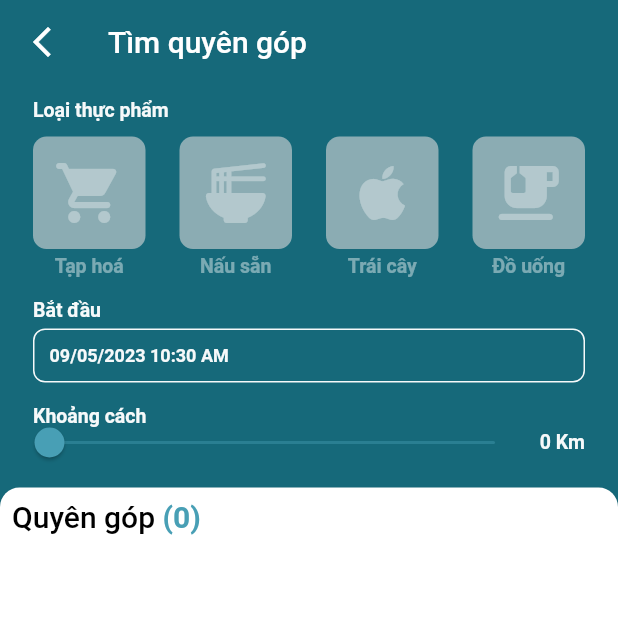
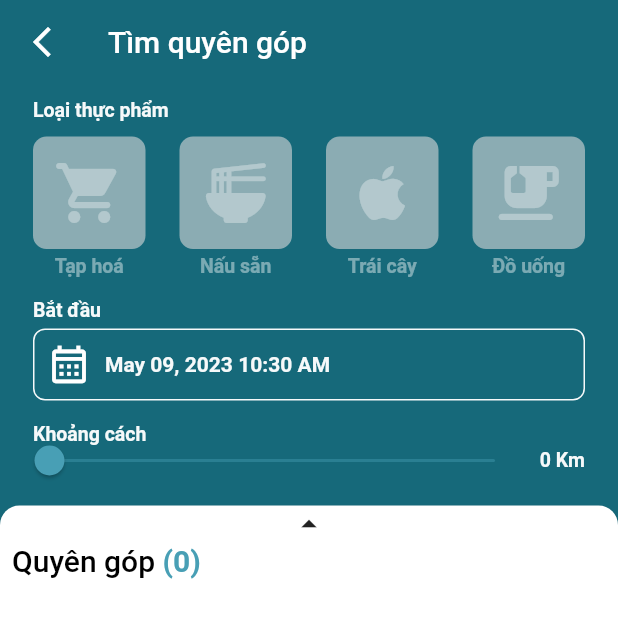
Before and after one commit to ShikamaruBH/FoodBridge, a Flutter app: the FindDonationScreen screen opened directly, on a phone screen of 412 x 824 dp. Shown: the top 618 px of the screen. Run offline on Flutter 3.47's test engine with Material 2 defaults, Android fonts, the phone set to English and light mode, and no system bars; our stand-ins replace cached_network_image, carousel_slider, cloud_firestore, cloud_functions, firebase_auth, firebase_core and 13 more; missing offline and left inert: md5_file_checksum, open_route_service; accounts and stored records are empty.

Commit message:
find donation screen: add collapse filter button

```diff
--- a/lib/controller/controllermanagement.dart
+++ b/lib/controller/controllermanagement.dart
@@ -1,5 +1,6 @@
 import 'package:food_bridge/controller/datetimepickercontroller.dart';
 import 'package:food_bridge/controller/donationcontroller.dart';
+import 'package:food_bridge/controller/finddonationfiltercontroller.dart';
 import 'package:food_bridge/controller/foodtypecheckboxcontroller.dart';
 import 'package:food_bridge/controller/localizationcontroller.dart';
 import 'package:food_bridge/controller/mapcontroller.dart';
@@ -9,3 +10,4 @@ final donationController = DonationController();
 final mapController = MapController();
 final foodCategoryController = FoodCategoryCheckBoxController();
 final dateTimePickerController = DatetimePickerController();
+final filterController = FilterController();
--- /dev/null
+++ b/lib/controller/finddonationfiltercontroller.dart
@@ -0,0 +1,16 @@
+import 'package:flutter/material.dart';
+
+class FilterController extends ChangeNotifier {
+  static final FilterController _instance = FilterController._internal();
+  bool isEnable = true;
+  FilterController._internal();
+
+  factory FilterController() {
+    return _instance;
+  }
+
+  void swap() {
+    isEnable = !isEnable;
+    notifyListeners();
+  }
+}
--- a/lib/view/screens/chooserole.dart
+++ b/lib/view/screens/chooserole.dart
@@ -67,7 +67,7 @@ class ChooseRoleScreen extends StatelessWidget {
                   ),
                 ),
               ),
-              const Positioned(
+              Positioned(
                 left: 10,
                 top: 80,
                 child: LaguageSwitchWidget(),
--- a/lib/view/screens/finddonation.dart
+++ b/lib/view/screens/finddonation.dart
@@ -3,6 +3,7 @@ import 'package:food_bridge/controller/controllermanagement.dart';
 import 'package:food_bridge/controller/datetimepickercontroller.dart';
 import 'package:food_bridge/controller/distanceslidercontroller.dart';
 import 'package:food_bridge/controller/donationcontroller.dart';
+import 'package:food_bridge/controller/finddonationfiltercontroller.dart';
 import 'package:food_bridge/controller/foodtypecheckboxcontroller.dart';
 import 'package:food_bridge/controller/localizationcontroller.dart';
 import 'package:food_bridge/model/designmanagement.dart';
@@ -30,12 +31,101 @@ class FindDonationScreen extends StatelessWidget {
                 localeController.getTranslate('find-donation-title'),
               ),
             ),
-            body: Container(
+            body: ChangeNotifierProvider.value(
+              value: filterController,
+              child: Consumer<FilterController>(
+                builder: (_, filterController, __) => Container(
                   width: constraints.maxWidth,
                   color: Theme.of(context).colorScheme.primary,
                   child: Column(
                     children: [
+                      showFilter(),
+                      Expanded(
+                        child: Padding(
+                          padding: EdgeInsets.only(
+                            top: filterController.isEnable ? 10 : 0,
+                          ),
+                          child: Card(
+                            margin: EdgeInsets.zero,
+                            shape: const RoundedRectangleBorder(
+                              borderRadius: BorderRadius.only(
+                                topLeft: Radius.circular(13),
+                                topRight: Radius.circular(13),
+                              ),
+                            ),
+                            child: ChangeNotifierProvider.value(
+                              value: donationController,
+                              child: Consumer<DonationController>(
+                                builder: (_, donationController, __) => Column(
+                                  children: [
+                                    InkWell(
+                                      onTap: filterController.swap,
+                                      child: Row(
+                                        mainAxisAlignment:
+                                            MainAxisAlignment.center,
+                                        children: [
+                                          Icon(
+                                            getIcon(),
+                                            size: 25,
+                                          ),
+                                        ],
+                                      ),
+                                    ),
                                     Padding(
+                                      padding: const EdgeInsets.only(
+                                          left: 8, bottom: 8, right: 8),
+                                      child: Row(
+                                        mainAxisAlignment:
+                                            MainAxisAlignment.start,
+                                        children: [
+                                          RichText(
+                                            text: TextSpan(
+                                                style: StyleManagement
+                                                    .usernameTextStyle
+                                                    .copyWith(
+                                                        color: Colors.black),
+                                                children: [
+                                                  TextSpan(
+                                                    text: localeController
+                                                        .getTranslate(
+                                                            'avaiable-donation-text'),
+                                                  ),
+                                                  TextSpan(
+                                                    text:
+                                                        ' (${donationController.isLoading ? 0 : donationController.donations.length})',
+                                                    style: StyleManagement
+                                                        .notificationTitleBold
+                                                        .copyWith(fontSize: 20),
+                                                  )
+                                                ]),
+                                          ),
+                                        ],
+                                      ),
+                                    ),
+                                    Expanded(child: ListView())
+                                  ],
+                                ),
+                              ),
+                            ),
+                          ),
+                        ),
+                      ),
+                    ],
+                  ),
+                ),
+              ),
+            ),
+          ),
+        ),
+      ),
+    );
+  }
+
+  showFilter() {
+    if (!filterController.isEnable) {
+      return const Text("");
+    }
+    return Padding(
       padding: const EdgeInsets.symmetric(
         horizontal: 22,
         vertical: 10,
@@ -75,19 +165,19 @@ class FindDonationScreen extends StatelessWidget {
                   Expanded(
                     child: Column(
                       children: [
-                                      const FieldTitleWidget(
-                                          'food-start-date-title'),
+                        const FieldTitleWidget('food-start-date-title'),
                         Padding(
-                                        padding: const EdgeInsets.symmetric(
-                                            vertical: 5),
+                          padding: const EdgeInsets.symmetric(vertical: 5),
                           child: DonationDatetimePicker(
                             'start',
                             dateTimePickerController.setStart,
                             dateTimePickerController.start,
-                                          style: StyleManagement
-                                              .textFieldTextStyleLight,
+                            style: StyleManagement.textFieldTextStyleLight
+                                .copyWith(fontSize: 14),
                             decoration: DecoratorManagement
                                 .defaultTextFieldDecoratorLight,
+                            format: 'MMMM dd, yyyy hh:mm a',
+                            prefix: Icons.calendar_month_outlined,
                           ),
                         ),
                       ],
@@ -102,66 +192,14 @@ class FindDonationScreen extends StatelessWidget {
           const DistanceSlider()
         ],
       ),
-                  ),
-                  Expanded(
-                    child: Padding(
-                      padding: const EdgeInsets.only(top: 10),
-                      child: Card(
-                        margin: EdgeInsets.zero,
-                        shape: const RoundedRectangleBorder(
-                          borderRadius: BorderRadius.only(
-                            topLeft: Radius.circular(13),
-                            topRight: Radius.circular(13),
-                          ),
-                        ),
-                        child: ChangeNotifierProvider.value(
-                          value: donationController,
-                          child: Consumer<DonationController>(
-                            builder: (_, donationController, __) => Column(
-                              children: [
-                                Padding(
-                                  padding: const EdgeInsets.all(8),
-                                  child: Row(
-                                    mainAxisAlignment: MainAxisAlignment.start,
-                                    children: [
-                                      RichText(
-                                        text: TextSpan(
-                                            style: StyleManagement
-                                                .usernameTextStyle
-                                                .copyWith(color: Colors.black),
-                                            children: [
-                                              TextSpan(
-                                                text: localeController
-                                                    .getTranslate(
-                                                        'avaiable-donation-text'),
-                                              ),
-                                              TextSpan(
-                                                text:
-                                                    ' (${donationController.isLoading ? 0 : donationController.donations.length})',
-                                                style: StyleManagement
-                                                    .notificationTitleBold
-                                                    .copyWith(fontSize: 20),
-                                              )
-                                            ]),
-                                      ),
-                                    ],
-                                  ),
-                                ),
-                                Expanded(child: ListView())
-                              ],
-                            ),
-                          ),
-                        ),
-                      ),
-                    ),
-                  ),
-                ],
-              ),
-            ),
-          ),
-        ),
-      ),
     );
+  }
+
+  getIcon() {
+    if (filterController.isEnable) {
+      return Icons.arrow_drop_up_sharp;
+    }
+    return Icons.arrow_drop_down_sharp;
   }
 }
 
--- a/lib/view/screens/forgotpassword.dart
+++ b/lib/view/screens/forgotpassword.dart
@@ -82,7 +82,7 @@ class ForgotPasswordScreen extends StatelessWidget {
                   ),
                 ),
               ),
-              const Positioned(
+              Positioned(
                 left: 10,
                 top: 80,
                 child: LaguageSwitchWidget(),
--- a/lib/view/screens/login.dart
+++ b/lib/view/screens/login.dart
@@ -114,7 +114,7 @@ class LoginScreen extends StatelessWidget {
                   ),
                 ),
               ),
-              const Positioned(
+              Positioned(
                 left: 10,
                 top: 80,
                 child: LaguageSwitchWidget(),
--- a/lib/view/screens/neworupdatedonation.dart
+++ b/lib/view/screens/neworupdatedonation.dart
@@ -627,6 +627,8 @@ class DonationDatetimePicker extends StatelessWidget {
   final DateTime? firstDate;
   final TextStyle? style;
   final InputDecoration? decoration;
+  final String? format;
+  final IconData? prefix;
   const DonationDatetimePicker(
     this.name,
     this.onChanged,
@@ -634,23 +636,40 @@ class DonationDatetimePicker extends StatelessWidget {
     this.firstDate,
     this.style,
     this.decoration,
+    this.format,
+    this.prefix,
     super.key,
   });
+
+  getDecoration() {
+    // ignore: no_leading_underscores_for_local_identifiers
+    final _decoration =
+        decoration ?? DecoratorManagement.defaultTextFieldDecoratorDark;
+    if (prefix == null) {
+      return _decoration;
+    }
+    return _decoration.copyWith(
+        prefixIcon: Icon(
+      prefix,
+      color: Colors.white,
+      size: 30,
+    ));
+  }
 
   @override
   Widget build(BuildContext context) {
     return FormBuilderDateTimePicker(
       name: name,
       onChanged: (value) => onChanged(value!),
+      initialEntryMode: DatePickerEntryMode.calendarOnly,
       initialValue: initialValue,
-      format: DateFormat('dd/MM/yyyy hh:mm a'),
+      format: DateFormat(format ?? 'dd/MM/yyyy hh:mm a'),
       style: style ?? StyleManagement.textFieldTextStyleDark,
       firstDate: firstDate ?? DateTime(1900),
       currentDate: DateTime.now(),
       initialTime: TimeOfDay.now(),
       locale: Locale(localeController.locale!),
-      decoration:
-          decoration ?? DecoratorManagement.defaultTextFieldDecoratorDark,
+      decoration: getDecoration(),
       validator: FormBuilderValidators.compose(
         [
           CustomValidator.required,
--- a/lib/view/screens/register.dart
+++ b/lib/view/screens/register.dart
@@ -88,7 +88,7 @@ class RegisterScreen extends StatelessWidget {
                   ),
                 ),
               ),
-              const Positioned(
+              Positioned(
                 left: 10,
                 top: 80,
                 child: LaguageSwitchWidget(),
--- a/lib/view/widgets/languageswitch.dart
+++ b/lib/view/widgets/languageswitch.dart
@@ -3,7 +3,8 @@ import 'package:food_bridge/controller/controllermanagement.dart';
 import 'package:food_bridge/model/designmanagement.dart';
 
 class LaguageSwitchWidget extends StatelessWidget {
-  const LaguageSwitchWidget({
+  // ignore: prefer_const_constructors_in_immutables
+  LaguageSwitchWidget({
     super.key,
   });
 
--- a/pubspec.yaml
+++ b/pubspec.yaml
@@ -55,6 +55,8 @@ dependencies:
   cached_network_image: ^3.2.3
   flutter_facebook_auth: ^5.0.8
   form_builder_validators: ^8.4.0
+  flutter_localizations:
+    sdk: flutter
 
 
 dev_dependencies:
```
Also changed, not shown: lib/main.dart (+13 -3 lines), lib/view/screens/settings.dart (+5 -4 lines), pubspec.lock. Lines whose indentation alone changed are shown as unchanged.
